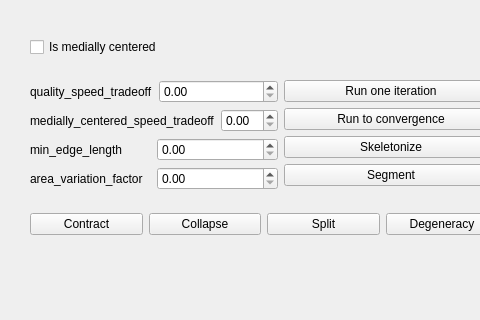
CGAL/cgal, file Polyhedron/demo/Polyhedron/Mean_curvature_flow_skeleton_plugin.ui: the form before one commit; both pictures show x 0 to 480 and y 0 to 320 of the 744 by 468 pixel window.
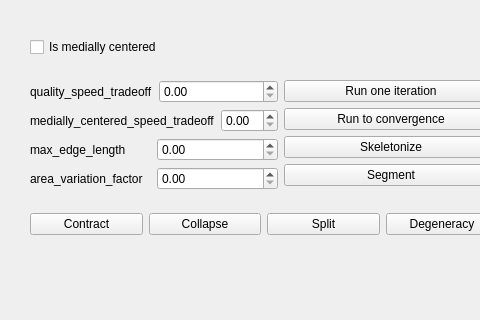
The form after the commit.

Commit message: min_edge_length -> max_edge_length

Patch:
```diff
--- a/Polyhedron/demo/Polyhedron/Mean_curvature_flow_skeleton_plugin.ui
+++ b/Polyhedron/demo/Polyhedron/Mean_curvature_flow_skeleton_plugin.ui
@@ -68,7 +68,7 @@
            <item>
             <widget class="QLabel" name="label_min_edge_length">
              <property name="text">
-              <string>min_edge_length</string>
+              <string>max_edge_length</string>
              </property>
             </widget>
            </item>
```
Left out of the diff: 8 changed lines with no effect on the pictures. The commit also changes 4 other files.
